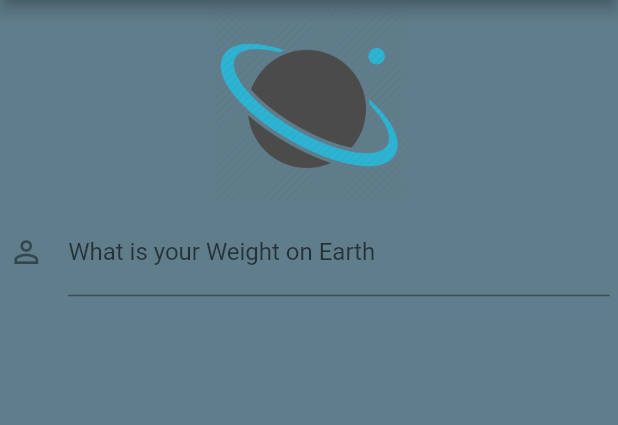
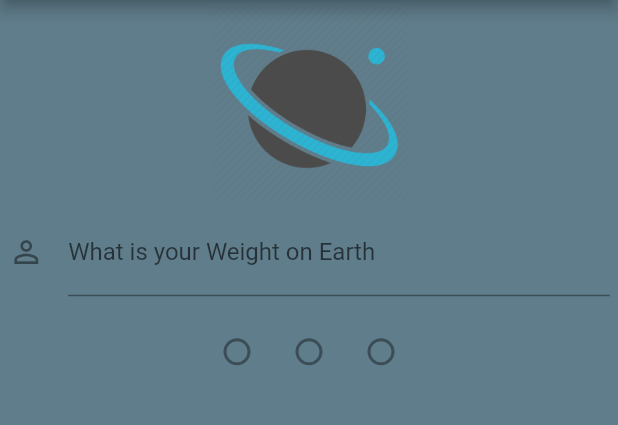
Before and after one commit to abdullahwale/flutter_widgets_with_code, a Flutter app: the screen it shows after launch, on a phone screen of 412 x 824 dp, the part 84-509 px from its top. Run offline on Flutter 3.47's test engine with Material 2 defaults, Android fonts, the phone set to English and light mode, and no system bars; our stand-ins replace font_awesome_flutter; missing offline and left inert: draggable_floating_button.

Commit message:
S07 Add Radio Buttons
Padding(
              padding: const EdgeInsets.all(5.0),
            ),
            Row(
              mainAxisAlignment: MainAxisAlignment.center,
              children: [
                Radio<int>(
                    activeColor: Colors.brown,
                    value: 0,
                    groupValue: null,
                    onChanged: null),
                Radio<int>(
                    activeColor: Colors.brown,
                    value: 1,
                    groupValue: null,
                    onChanged: null),
                Radio<int>(
                    activeColor: Colors.brown,
                    value: 2,
                    groupValue: null,
                    onChanged: null),
              ],
            ),

```diff
--- a/simple_app_plannetapp/lib/ui/home.dart
+++ b/simple_app_plannetapp/lib/ui/home.dart
@@ -43,6 +43,29 @@ class HomeState extends State<Home> {
                 ],
               ),
             ),
+            Padding(
+              padding: const EdgeInsets.all(5.0),
+            ),
+            Row(
+              mainAxisAlignment: MainAxisAlignment.center,
+              children: [
+                Radio<int>(
+                    activeColor: Colors.brown,
+                    value: 0,
+                    groupValue: null,
+                    onChanged: null),
+                Radio<int>(
+                    activeColor: Colors.brown,
+                    value: 1,
+                    groupValue: null,
+                    onChanged: null),
+                Radio<int>(
+                    activeColor: Colors.brown,
+                    value: 2,
+                    groupValue: null,
+                    onChanged: null),
+              ],
+            ),
           ],
         ),
       ),
```
